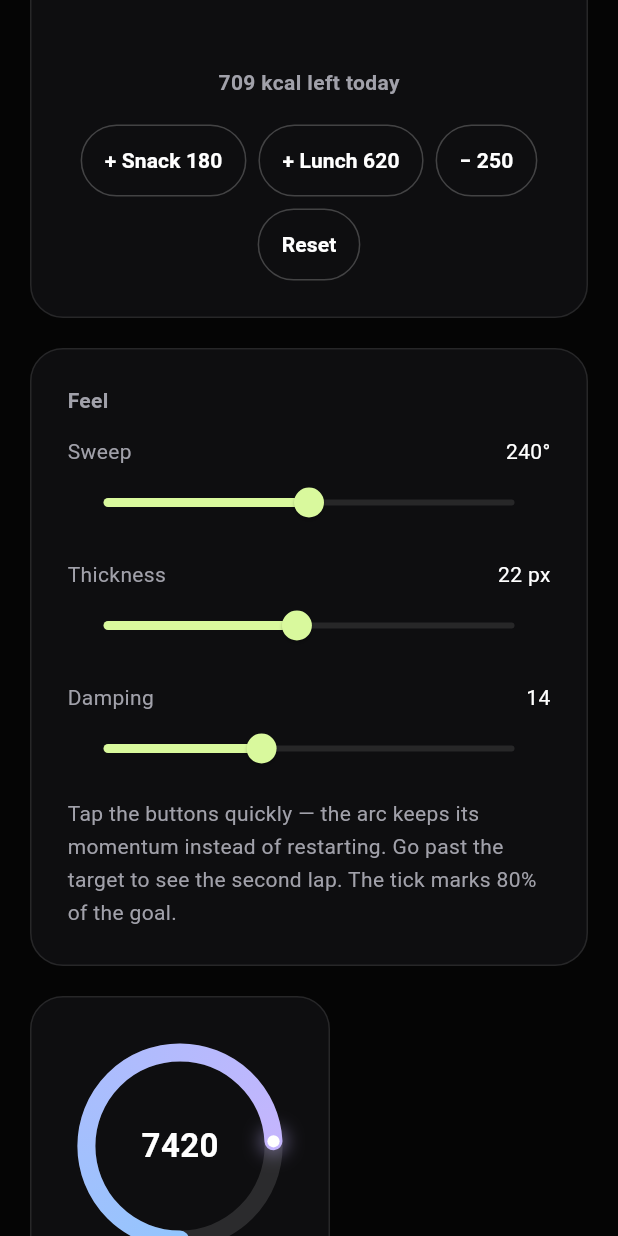
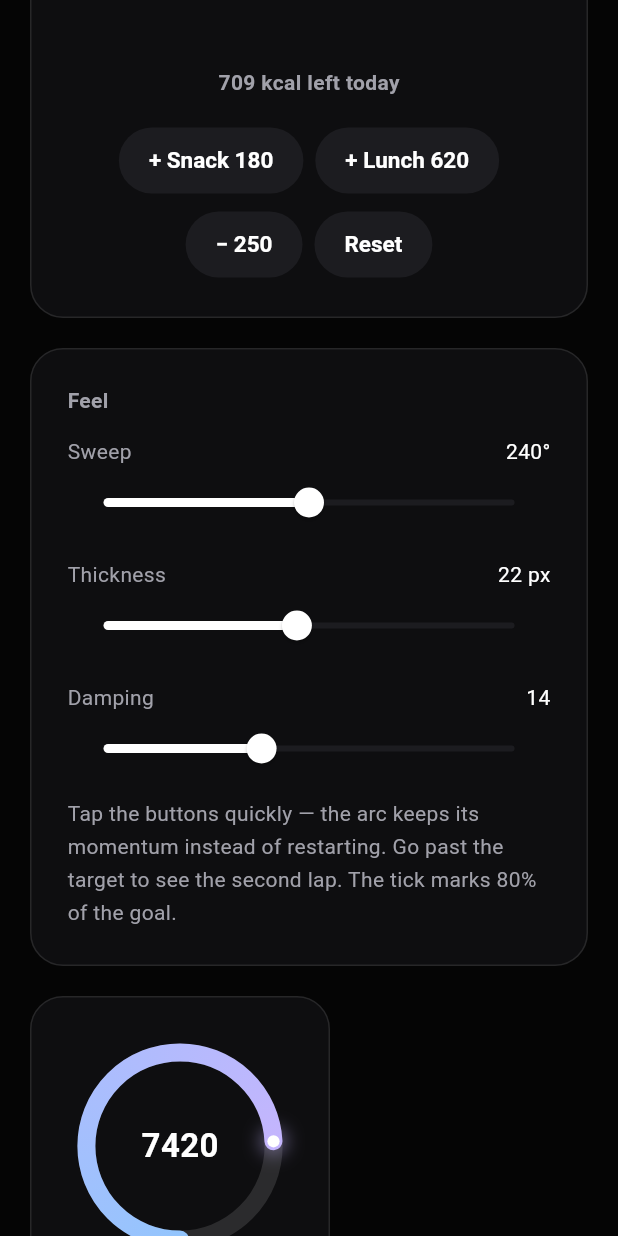
Before and after one commit to YagnikBarasiya23/arcline, a Flutter app: the screen it shows after launch, scrolled down 576 dp, on a phone screen of 412 x 824 dp. Run offline on Flutter 3.47's test engine with Material 3 defaults, Android fonts, the phone set to English and light mode, and no system bars.

Commit message:
Restyle the demo: segmented control, pill buttons, edge-to-edge

```diff
--- a/example/lib/main.dart
+++ b/example/lib/main.dart
@@ -1,5 +1,7 @@
 import 'package:arcline/arcline.dart';
 import 'package:flutter/material.dart';
+
+import 'controls.dart';
 
 void main() => runApp(const ArclineDemo());
 
@@ -17,11 +19,12 @@ class ArclineDemo extends StatelessWidget {
     return MaterialApp(
       title: 'Arcline — animated arc gauge for Flutter',
       debugShowCheckedModeBanner: false,
-      theme: ThemeData(
-        brightness: Brightness.dark,
-        scaffoldBackgroundColor: _bg,
-        colorScheme: const ColorScheme.dark(primary: _accent, surface: _panel),
-        sliderTheme: const SliderThemeData(activeTrackColor: _accent, thumbColor: _accent, inactiveTrackColor: _line),
+      theme: demoControlsTheme(
+        ThemeData(
+          brightness: Brightness.dark,
+          scaffoldBackgroundColor: _bg,
+          colorScheme: const ColorScheme.dark(primary: _accent, surface: _panel),
+        ),
       ),
       home: const DemoPage(),
     );
@@ -49,9 +52,10 @@ class _DemoPageState extends State<DemoPage> {
     final remaining = _target - _eaten;
     return Scaffold(
       body: SafeArea(
+        bottom: false,
         child: Center(
           child: SingleChildScrollView(
-            padding: const EdgeInsets.fromLTRB(20, 28, 20, 40),
+            padding: EdgeInsets.fromLTRB(20, 28, 20, 40 + MediaQuery.paddingOf(context).bottom),
             child: ConstrainedBox(
               constraints: const BoxConstraints(maxWidth: 920),
               child: Column(
@@ -79,15 +83,28 @@ class _DemoPageState extends State<DemoPage> {
                               center: (context, value) => Column(
                                 mainAxisSize: MainAxisSize.min,
                                 children: [
-                                  Text('${value.round()}', style: const TextStyle(fontSize: 46, fontWeight: FontWeight.w800, letterSpacing: -1.5, fontFeatures: [FontFeature.tabularFigures()])),
+                                  Text(
+                                    '${value.round()}',
+                                    style: const TextStyle(
+                                      fontSize: 46,
+                                      fontWeight: FontWeight.w800,
+                                      letterSpacing: -1.5,
+                                      fontFeatures: [FontFeature.tabularFigures()],
+                                    ),
+                                  ),
                                   const Text('of 2,454 kcal', style: TextStyle(color: _muted)),
                                 ],
                               ),
                             ),
                             const SizedBox(height: 4),
                             Text(
-                              remaining >= 0 ? '${remaining.round()} kcal left today' : '${(-remaining).round()} kcal over target',
-                              style: TextStyle(color: remaining >= 0 ? _muted : const Color(0xFFFB923C), fontWeight: FontWeight.w600),
+                              remaining >= 0
+                                  ? '${remaining.round()} kcal left today'
+                                  : '${(-remaining).round()} kcal over target',
+                              style: TextStyle(
+                                color: remaining >= 0 ? _muted : const Color(0xFFFB923C),
+                                fontWeight: FontWeight.w600,
+                              ),
                             ),
                             const SizedBox(height: 18),
                             Wrap(
@@ -109,10 +126,40 @@ class _DemoPageState extends State<DemoPage> {
                         child: Column(
                           crossAxisAlignment: CrossAxisAlignment.start,
                           children: [
-                            const Text('Feel', style: TextStyle(color: _muted, fontWeight: FontWeight.w600)),
-                            _Setting(label: 'Sweep', value: '${_sweep.round()}°', slider: Slider(value: _sweep, min: 120, max: 360, onChanged: (v) => setState(() => _sweep = v))),
-                            _Setting(label: 'Thickness', value: '${_thickness.round()} px', slider: Slider(value: _thickness, min: 6, max: 40, onChanged: (v) => setState(() => _thickness = v))),
-                            _Setting(label: 'Damping', value: _damping.toStringAsFixed(0), slider: Slider(value: _damping, min: 4, max: 30, onChanged: (v) => setState(() => _damping = v))),
+                            const Text(
+                              'Feel',
+                              style: TextStyle(color: _muted, fontWeight: FontWeight.w600),
+                            ),
+                            _Setting(
+                              label: 'Sweep',
+                              value: '${_sweep.round()}°',
+                              slider: Slider(
+                                value: _sweep,
+                                min: 120,
+                                max: 360,
+                                onChanged: (v) => setState(() => _sweep = v),
+                              ),
+                            ),
+                            _Setting(
+                              label: 'Thickness',
+                              value: '${_thickness.round()} px',
+                              slider: Slider(
+                                value: _thickness,
+                                min: 6,
+                                max: 40,
+                                onChanged: (v) => setState(() => _thickness = v),
+                              ),
+                            ),
+                            _Setting(
+                              label: 'Damping',
+                              value: _damping.toStringAsFixed(0),
+                              slider: Slider(
+                                value: _damping,
+                                min: 4,
+                                max: 30,
+                                onChanged: (v) => setState(() => _damping = v),
+                              ),
+                            ),
                             const SizedBox(height: 8),
                             const Text(
                               'Tap the buttons quickly — the arc keeps its momentum instead of restarting. '
@@ -131,14 +178,41 @@ class _DemoPageState extends State<DemoPage> {
                       runSpacing: 20,
                       alignment: WrapAlignment.spaceAround,
                       children: [
-                        _Mini(label: 'Steps', value: 7420, max: 10000, unit: '', colors: [Color(0xFF93C5FD), Color(0xFFC4B5FD)]),
-                        _Mini(label: 'Water', value: 1.8, max: 2.5, unit: ' L', decimals: 1, colors: [Color(0xFF67E8F9), Color(0xFF7DD3FC)]),
-                        _Mini(label: 'Sleep', value: 8.4, max: 8, unit: ' h', decimals: 1, colors: [Color(0xFFF9A8D4), Color(0xFFFDA4AF)]),
+                        _Mini(
+                          label: 'Steps',
+                          value: 7420,
+                          max: 10000,
+                          unit: '',
+                          colors: [Color(0xFF93C5FD), Color(0xFFC4B5FD)],
+                        ),
+                        _Mini(
+                          label: 'Water',
+                          value: 1.8,
+                          max: 2.5,
+                          unit: ' L',
+                          decimals: 1,
+                          colors: [Color(0xFF67E8F9), Color(0xFF7DD3FC)],
+                        ),
+                        _Mini(
+                          label: 'Sleep',
+                          value: 8.4,
+                          max: 8,
+                          unit: ' h',
+                          decimals: 1,
+                          colors: [Color(0xFFF9A8D4), Color(0xFFFDA4AF)],
+                        ),
                       ],
                     ),
                   ),
                   const SizedBox(height: 24),
-                  const Text('MIT © 2026 Yagnik Barasiya · github.com/YagnikBarasiya23/arcline', style: TextStyle(color: _muted, fontSize: 13)),
+                  const SizedBox(
+                    width: double.infinity,
+                    child: Text(
+                      'MIT © 2026 Yagnik Barasiya · github.com/YagnikBarasiya23/arcline',
+                      style: TextStyle(color: _muted, fontSize: 13),
+                      textAlign: TextAlign.center,
+                    ),
+                  ),
                 ],
               ),
             ),
@@ -157,9 +231,15 @@ class _Header extends StatelessWidget {
     return const Column(
       crossAxisAlignment: CrossAxisAlignment.start,
       children: [
-        Text('ARCLINE · FLUTTER', style: TextStyle(color: Color(0xFF71717A), letterSpacing: 3.5, fontSize: 12, fontWeight: FontWeight.w600)),
+        Text(
+          'ARCLINE · FLUTTER',
+          style: TextStyle(color: Color(0xFF71717A), letterSpacing: 3.5, fontSize: 12, fontWeight: FontWeight.w600),
+        ),
         SizedBox(height: 12),
-        Text('Progress that springs,\nnot ticks.', style: TextStyle(fontSize: 44, height: 1.02, fontWeight: FontWeight.w800, letterSpacing: -1.8)),
+        Text(
+          'Progress that springs,\nnot ticks.',
+          style: TextStyle(fontSize: 44, height: 1.02, fontWeight: FontWeight.w800, letterSpacing: -1.8),
+        ),
         SizedBox(height: 14),
         Text(
           'An arc gauge with a spring-driven fill, a second lap past the target, milestone ticks and a centre that counts along.',
@@ -181,7 +261,11 @@ class _Panel extends StatelessWidget {
     return Container(
       width: width,
       padding: const EdgeInsets.all(24),
-      decoration: BoxDecoration(color: _panel, borderRadius: BorderRadius.circular(22), border: Border.all(color: _line)),
+      decoration: BoxDecoration(
+        color: _panel,
+        borderRadius: BorderRadius.circular(22),
+        border: Border.all(color: _line),
+      ),
       child: child,
     );
   }
@@ -195,16 +279,7 @@ class _Chip extends StatelessWidget {
 
   @override
   Widget build(BuildContext context) {
-    return OutlinedButton(
-      onPressed: onTap,
-      style: OutlinedButton.styleFrom(
-        foregroundColor: Colors.white,
-        side: const BorderSide(color: Color(0x38FFFFFF)),
-        shape: const StadiumBorder(),
-        padding: const EdgeInsets.symmetric(horizontal: 16, vertical: 14),
-      ),
-      child: Text(label, style: const TextStyle(fontWeight: FontWeight.w600)),
-    );
+    return PillButton(label: label, onPressed: onTap);
   }
 }
 
@@ -222,7 +297,13 @@ class _Setting extends StatelessWidget {
       child: Column(
         crossAxisAlignment: CrossAxisAlignment.start,
         children: [
-          Row(children: [Text(label, style: const TextStyle(color: _muted)), const Spacer(), Text(value)]),
+          Row(
+            children: [
+              Text(label, style: const TextStyle(color: _muted)),
+              const Spacer(),
+              Text(value),
+            ],
+          ),
           slider,
         ],
       ),
@@ -231,7 +312,14 @@ class _Setting extends StatelessWidget {
 }
 
 class _Mini extends StatelessWidget {
-  const _Mini({required this.label, required this.value, required this.max, required this.unit, required this.colors, this.decimals = 0});
+  const _Mini({
+    required this.label,
+    required this.value,
+    required this.max,
+    required this.unit,
+    required this.colors,
+    this.decimals = 0,
+  });
 
   final String label;
   final double value;
@@ -253,7 +341,10 @@ class _Mini extends StatelessWidget {
           sweepDegrees: 360,
           colors: colors,
           semanticLabel: label,
-          center: (context, v) => Text('${v.toStringAsFixed(decimals)}$unit', style: const TextStyle(fontSize: 22, fontWeight: FontWeight.w700)),
+          center: (context, v) => Text(
+            '${v.toStringAsFixed(decimals)}$unit',
+            style: const TextStyle(fontSize: 22, fontWeight: FontWeight.w700),
+          ),
         ),
         const SizedBox(height: 6),
         Text(label, style: const TextStyle(color: _muted)),
```
Also changed, not shown: example/lib/controls.dart (added, +189 -0 lines).
